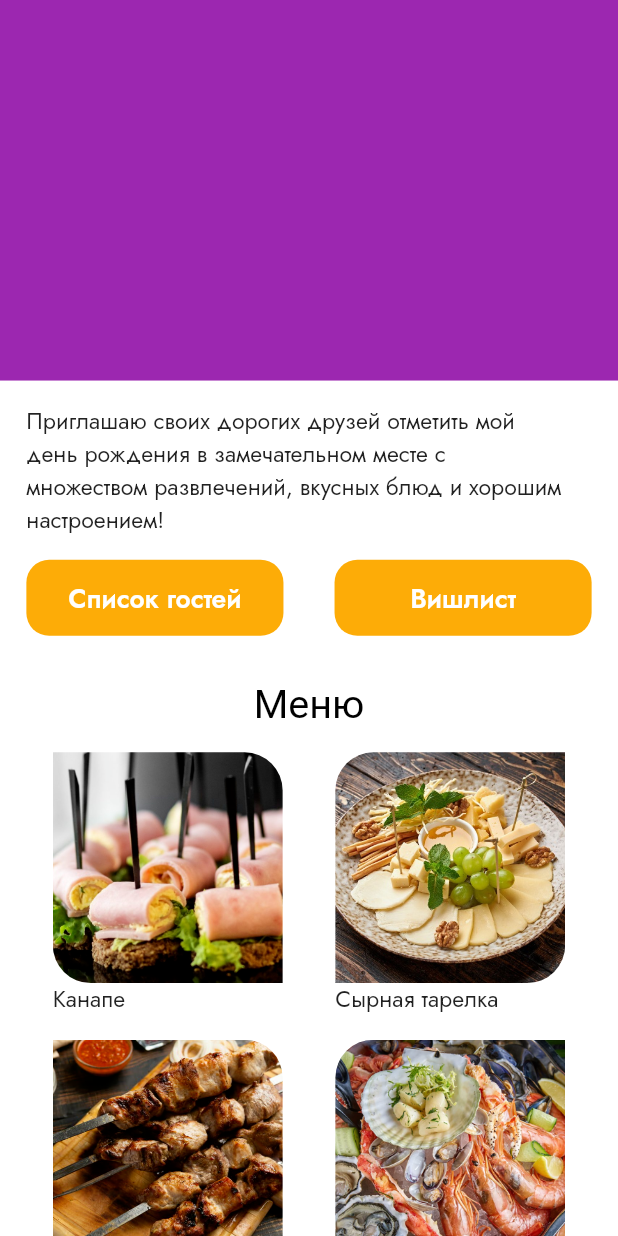
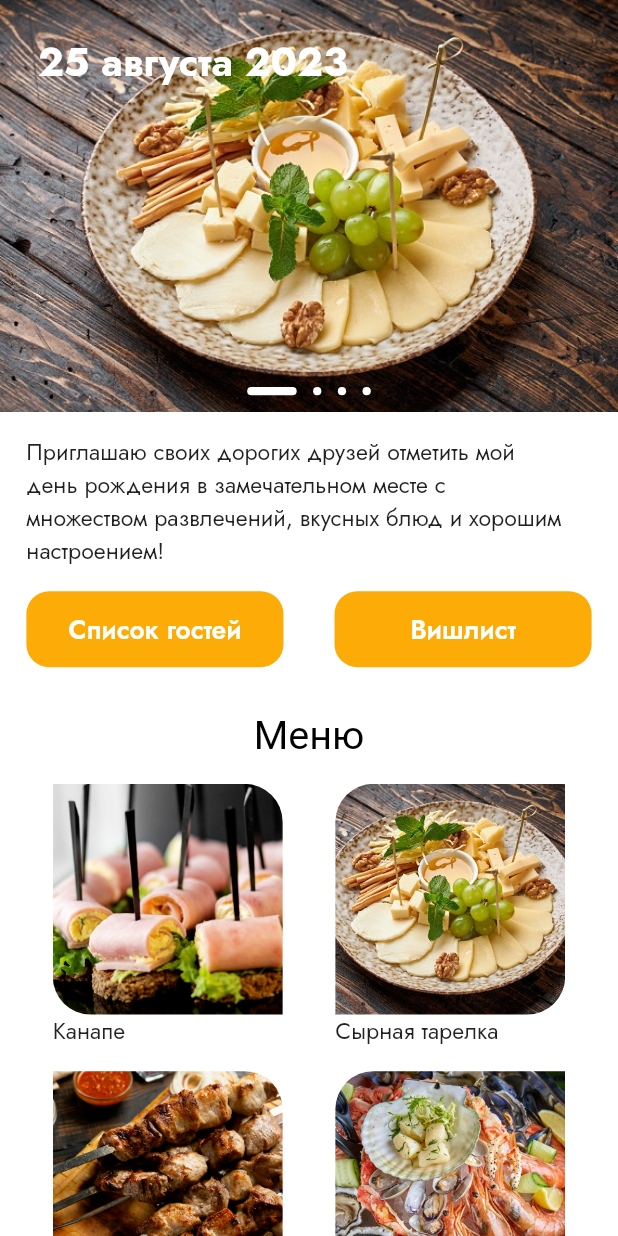
Before and after one commit to IBKnight/BirthdayApp, a Flutter app: the screen it shows after launch, on a phone screen of 412 x 824 dp. Run offline on Flutter 3.47's test engine with Material 2 defaults, Android fonts, the phone set to English and light mode, and no system bars; our stand-ins replace flutter_screenutil, google_fonts; missing offline and left inert: yandex_mapkit.

Commit message:
Made a scrollable banner

```diff
--- /dev/null
+++ b/lib/feature/domain/entities/appbanner_entity.dart
@@ -0,0 +1,14 @@
+class AppBannerEntity{
+  final String title;
+  final String image;
+
+  AppBannerEntity({required this.title, required this.image});
+
+}
+
+List<AppBannerEntity> appbannerList = [
+  AppBannerEntity(title: "25 августа 2023", image: "assets/cheese.png"),
+  AppBannerEntity(title: "26 августа 2023", image: "assets/seafood.png"),
+  AppBannerEntity(title: "27 августа 2023", image: "assets/shashlik.png"),
+  AppBannerEntity(title: "28 августа 2023", image: "assets/lemonade.png"),
+];
--- a/lib/feature/domain/entities/entertainments_entity.dart
+++ b/lib/feature/domain/entities/entertainments_entity.dart
@@ -9,6 +9,8 @@ class EntertainmentsEntity{
 
 List<EntertainmentsEntity> entertainmentsList = [
   EntertainmentsEntity(title: 'Настольные игры', subtitle: 'Мафия, уно, домино, экивоки и другие', image: 'assets/entertainments_icons/games.png', color: "#4E4343"),
+  EntertainmentsEntity(title: 'Настольные игры', subtitle: 'Мафия, уно, домино, экивоки и другие', image: 'assets/entertainments_icons/games.png', color: "#4E4343"),
+  EntertainmentsEntity(title: 'Бассейн', subtitle: 'Два бассейна с подогревом', image: 'assets/entertainments_icons/pool.png', color: "#4E4343"),
   EntertainmentsEntity(title: 'Бассейн', subtitle: 'Два бассейна с подогревом', image: 'assets/entertainments_icons/pool.png', color: "#4E4343"),
   EntertainmentsEntity(title: 'Компьютерный клуб', subtitle: 'Можно поиграть в кс', image: 'assets/entertainments_icons/computer.png', color: "#4E4343"),
 ];
--- /dev/null
+++ b/lib/feature/presentation/providers/app_banner_provider.dart
@@ -0,0 +1,15 @@
+import 'package:flutter/material.dart';
+
+class AppBannerProvider with ChangeNotifier{
+
+  int _selectedIndex = 0;
+
+  int get selectedIndex => _selectedIndex;
+
+  void setSelectedIndex(int index) {
+    _selectedIndex = index;
+    notifyListeners();
+  }
+
+
+}
--- /dev/null
+++ b/lib/feature/presentation/widgets/appbanner.dart
@@ -0,0 +1,87 @@
+import 'package:birthday_app/feature/domain/entities/appbanner_entity.dart';
+import 'package:birthday_app/feature/presentation/providers/app_banner_provider.dart';
+import 'package:flutter/material.dart';
+import 'package:flutter_screenutil/flutter_screenutil.dart';
+import 'package:provider/provider.dart';
+
+class AppBanner extends StatelessWidget {
+  const AppBanner({Key? key}) : super(key: key);
+
+  @override
+  Widget build(BuildContext context) {
+    return ListenableProvider(
+      create: (_) => AppBannerProvider(),
+      builder: (context, child) {
+        return Container(
+          height: 250.w,
+          color: Colors.purple,
+          child: Stack(
+            children: [
+              PageView.builder(
+                onPageChanged: (index) {
+                  Provider.of<AppBannerProvider>(context, listen: false)
+                      .setSelectedIndex(index);
+                },
+                itemCount: appbannerList.length,
+                itemBuilder: (context, index) {
+                  return Stack(
+                    children: [
+                      Image.asset(
+                        appbannerList[index].image,
+                        width: 375.w,
+                        height: 250.w,
+                        fit: BoxFit.cover,
+                      ),
+                      Padding(
+                        padding: EdgeInsets.only(left: 23.w, top: 22.5.h),
+                        child: Text(
+                          appbannerList[index].title,
+                          style: TextStyle(
+                              color: Colors.white,
+                              fontSize: 24.sp,
+                              fontWeight: FontWeight.w700),
+                        ),
+                      )
+                    ],
+                  );
+                },
+              ),
+              Align(
+                alignment: Alignment.bottomCenter,
+                child: Row(
+                  mainAxisAlignment: MainAxisAlignment.center,
+                  children: [
+                    ...List.generate(
+                      appbannerList.length,
+                      (index) => Indicator(
+                        isActive:
+                            Provider.of<AppBannerProvider>(context, listen: true)
+                                    .selectedIndex == index,
+                      ),
+                    )
+                  ],
+                ),
+              ),
+            ],
+          ),
+        );
+      },
+    );
+  }
+}
+
+class Indicator extends StatelessWidget {
+  const Indicator({Key? key, required this.isActive}) : super(key: key);
+  final isActive;
+
+  @override
+  Widget build(BuildContext context) {
+    return Container(
+      margin: EdgeInsets.symmetric(horizontal: 5.w, vertical: 11.h),
+      width: isActive ? 30.w : 5.w,
+      height: 5.w,
+      decoration: BoxDecoration(
+          color: Colors.white, borderRadius: BorderRadius.circular(39)),
+    );
+  }
+}
--- a/lib/feature/presentation/widgets/entertaiments_list.dart
+++ b/lib/feature/presentation/widgets/entertaiments_list.dart
@@ -18,7 +18,7 @@ class EntertaimentsList extends StatelessWidget {
             Padding(
               padding: EdgeInsets.symmetric(horizontal: 16.w, vertical: 0.h),
               child: ListView.builder(
-                itemExtent: 58.h,
+                itemExtent: 58.w,
                 physics: const NeverScrollableScrollPhysics(),
                 shrinkWrap: true,
                 itemCount: (Provider.of<ExpandedProvider>(context, listen: true)
@@ -31,11 +31,13 @@ class EntertaimentsList extends StatelessWidget {
                     crossAxisAlignment: CrossAxisAlignment.center,
                     children: [
                       CircleAvatar(
+                        minRadius: 21.r,
                         child: ClipRRect(
-                          borderRadius: BorderRadius.circular(41),
+                          borderRadius: BorderRadius.circular(41.r),
                           child: Image.asset(
                             item.image,
-                            width: 42.r,
+                            width: 42.w,
+                            height: 42.w,
                             fit: BoxFit.cover,
                           ),
                         ),
@@ -58,7 +60,7 @@ class EntertaimentsList extends StatelessWidget {
                               style: TextStyle(
                                   fontSize: 14.sp,
                                   fontWeight: FontWeight.w400,
-                                  color: Color.fromRGBO(78, 67, 67, 1)),
+                                  color: Color.fromRGBO(78, 67, 67, 1),),
                             ),
                           ],
                         ),
@@ -67,25 +69,6 @@ class EntertaimentsList extends StatelessWidget {
                           size: 20.w, color: Color.fromRGBO(78, 67, 67, 1)),
                     ],
                   );
-                  //   ListTile(
-                  //     title: Text(
-                  //     item.title,
-                  //     style: TextStyle(
-                  //         fontSize: 14.sp, fontWeight: FontWeight.w500),
-                  //   ),
-                  //   leading: ClipRRect(
-                  //     borderRadius: BorderRadius.circular(41),
-                  //     child: Image.asset(
-                  //       item.image,
-                  //       width: 50.r,
-                  //       fit: BoxFit.cover,
-                  //     ),
-                  //   ),
-                  //   subtitle: Text(
-                  //     item.subtitle,
-                  //     style: TextStyle(fontSize: 14.sp),
-                  //   ),
-                  // );
                 },
               ),
             ),
@@ -97,9 +80,10 @@ class EntertaimentsList extends StatelessWidget {
                   text: Provider.of<ExpandedProvider>(context, listen: true)
                       .foldText,
                   style: GoogleFonts.jost(
-                      decoration: TextDecoration.underline,
-                      color: Colors.black,
-                      fontSize: 14.sp),
+                    decoration: TextDecoration.underline,
+                    color: Colors.black,
+                    fontSize: 14.sp,
+                  ),
                 ),
               ),
             ),
--- a/lib/main.dart
+++ b/lib/main.dart
@@ -1,3 +1,4 @@
+import 'package:birthday_app/feature/presentation/widgets/appbanner.dart';
 import 'package:birthday_app/feature/presentation/widgets/entertaiments_list.dart';
 import 'package:birthday_app/feature/presentation/widgets/menu_grid.dart';
 import 'package:flutter/material.dart';
@@ -14,7 +15,6 @@ void main() {
 class BirthdayApp extends StatelessWidget {
   const BirthdayApp({super.key});
 
-
   @override
   Widget build(BuildContext context) {
     return ScreenUtilInit(
@@ -23,9 +23,7 @@ class BirthdayApp extends StatelessWidget {
       builder: (context, child) => MaterialApp(
         title: 'Flutter Demo',
         theme: ThemeData(
-          textTheme: GoogleFonts.jostTextTheme(
-
-          ),
+          textTheme: GoogleFonts.jostTextTheme(),
         ),
         debugShowCheckedModeBanner: false,
         home: HomePage(),
@@ -37,8 +35,7 @@ class BirthdayApp extends StatelessWidget {
 class HomePage extends StatelessWidget {
   HomePage({super.key});
 
-  final String text =
-      'Приглашаю своих дорогих друзей отметить мой день '
+  final String text = 'Приглашаю своих дорогих друзей отметить мой день '
       'рождения в замечательном месте с множеством развлечений,'
       ' вкусных блюд и хорошим настроением!';
 
@@ -52,10 +49,7 @@ class HomePage extends StatelessWidget {
           child: Column(
             crossAxisAlignment: CrossAxisAlignment.center,
             children: [
-              Container(
-                height: 250.h,
-                color: Colors.purple,
-              ),
+              AppBanner(),
               SizedBox(
                 height: 16.h,
               ),
@@ -78,10 +72,8 @@ class HomePage extends StatelessWidget {
                       onPressed: () {},
                       style: TextButton.styleFrom(
                         minimumSize: Size(156.w, 50.h),
-                        backgroundColor:
-                        Color.fromRGBO(253, 172, 7, 1),
-                        shape:
-                        RoundedRectangleBorder(
+                        backgroundColor: Color.fromRGBO(253, 172, 7, 1),
+                        shape: RoundedRectangleBorder(
                           borderRadius: BorderRadius.circular(15.r),
                         ),
                       ),
@@ -100,10 +92,8 @@ class HomePage extends StatelessWidget {
                       onPressed: () {},
                       style: TextButton.styleFrom(
                         minimumSize: Size(156.w, 50.h),
-                          backgroundColor:
-                              Color.fromRGBO(253, 172, 7, 1),
-                          shape:
-                            RoundedRectangleBorder(
+                        backgroundColor: Color.fromRGBO(253, 172, 7, 1),
+                        shape: RoundedRectangleBorder(
                           borderRadius: BorderRadius.circular(15.r),
                         ),
                       ),
@@ -157,13 +147,13 @@ class HomePage extends StatelessWidget {
                 padding: EdgeInsets.symmetric(horizontal: 16.w),
                 child: Container(
                   decoration: BoxDecoration(
-                    border: Border.all(width: 1.r, )
+                    border: Border.all(
+                      width: 1.r,
+                    ),
                   ),
                   height: 246.h,
                   width: 343.w,
-                  child: YandexMap(
-                  ),
-
+                  child: YandexMap(),
                 ),
               ),
               SizedBox(
@@ -176,21 +166,26 @@ class HomePage extends StatelessWidget {
                   color: Color.fromRGBO(78, 67, 67, 1),
                 ),
               ),
-              SizedBox(height: 10.h,),
+              SizedBox(
+                height: 10.h,
+              ),
               GestureDetector(
-                onTap: () => launchUrl(Uri.parse("https://github.com/IBKnight"),),
+                onTap: () => launchUrl(
+                  Uri.parse("https://github.com/IBKnight"),
+                ),
                 child: RichText(
                   text: TextSpan(
                     text: "Перейти на сайт места",
                     style: GoogleFonts.jost(
                         decoration: TextDecoration.underline,
                         color: Colors.black,
-                        fontSize: 14.sp
+                        fontSize: 14.sp),
                   ),
                 ),
               ),
-              ),
-              SizedBox(height: 20.h,)
+              SizedBox(
+                height: 20.h,
+              )
             ],
           ),
         ),
--- a/pubspec.yaml
+++ b/pubspec.yaml
@@ -73,7 +73,6 @@ flutter:
     - assets/entertainments_icons/games.png
     - assets/entertainments_icons/pool.png
     - assets/entertainments_icons/computer.png
-    - assets/map.png
 
   # An image asset can refer to one or more resolution-specific "variants", see
   # https://flutter.dev/assets-and-images/#resolution-aware
```
Lines whose indentation alone changed are shown as unchanged.
